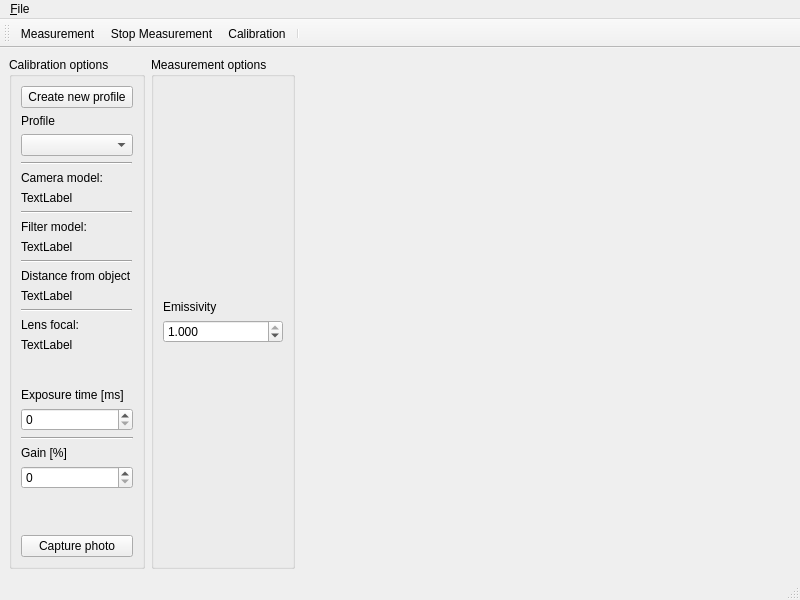
Qt form Thermovision/View/mainwindow.ui (Wolowin/Thermovision) before a commit.
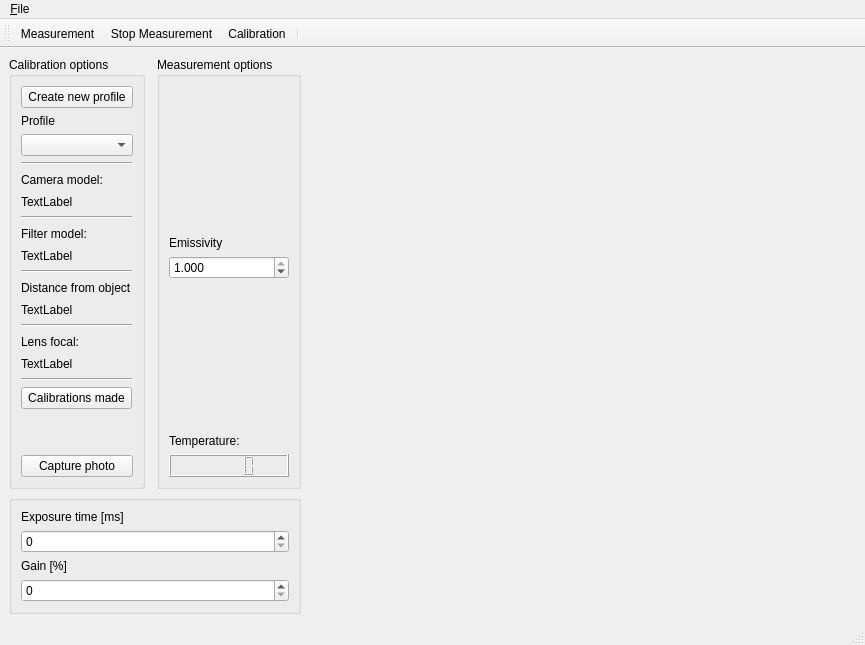
The same form after that commit.

Diff of the .ui file:
```diff
--- a/Thermovision/View/mainwindow.ui
+++ b/Thermovision/View/mainwindow.ui
@@ -6,8 +6,8 @@
    <rect>
     <x>0</x>
     <y>0</y>
-    <width>800</width>
-    <height>600</height>
+    <width>865</width>
+    <height>645</height>
    </rect>
   </property>
   <property name="sizePolicy">
@@ -107,6 +107,49 @@
          </property>
         </spacer>
        </item>
+       <item>
+        <widget class="QLabel" name="label_temperature">
+         <property name="text">
+          <string>Temperature:</string>
+         </property>
+        </widget>
+       </item>
+       <item>
+        <widget class="QLCDNumber" name="lcdNumber_temperature"/>
+       </item>
+      </layout>
+     </widget>
+    </item>
+    <item row="1" column="0" colspan="3">
+     <widget class="QGroupBox" name="groupBox">
+      <property name="title">
+       <string/>
+      </property>
+      <layout class="QVBoxLayout" name="verticalLayout_4">
+       <item>
+        <widget class="QLabel" name="label_exposure_time_title">
+         <property name="text">
+          <string>Exposure time [ms]</string>
+         </property>
+        </widget>
+       </item>
+       <item>
+        <widget class="QSpinBox" name="spinBox_exposureTime">
+         <property name="maximum">
+          <number>1000000</number>
+         </property>
+        </widget>
+       </item>
+       <item>
+        <widget class="QLabel" name="label_gain_title">
+         <property name="text">
+          <string>Gain [%]</string>
+         </property>
+        </widget>
+       </item>
+       <item>
+        <widget class="QSpinBox" name="spinBox_Gain"/>
+       </item>
       </layout>
      </widget>
     </item>
@@ -233,6 +276,20 @@
              </property>
             </widget>
            </item>
+           <item>
+            <widget class="Line" name="line_5">
+             <property name="orientation">
+              <enum>Qt::Horizontal</enum>
+             </property>
+            </widget>
+           </item>
+           <item>
+            <widget class="QPushButton" name="pushButton_showMadeCalibrations">
+             <property name="text">
+              <string>Calibrations made</string>
+             </property>
+            </widget>
+           </item>
           </layout>
          </item>
          <item>
@@ -253,53 +310,6 @@
          </item>
         </layout>
        </item>
-       <item>
-        <spacer name="verticalSpacer_3">
-         <property name="orientation">
-          <enum>Qt::Vertical</enum>
-         </property>
-         <property name="sizeType">
-          <enum>QSizePolicy::Expanding</enum>
-         </property>
-         <property name="sizeHint" stdset="0">
-          <size>
-           <width>20</width>
-           <height>80</height>
-          </size>
-         </property>
-        </spacer>
-       </item>
-       <item>
-        <widget class="QLabel" name="label_exposure_time_title">
-         <property name="text">
-          <string>Exposure time [ms]</string>
-         </property>
-        </widget>
-       </item>
-       <item>
-        <widget class="QSpinBox" name="spinBox_exposureTime">
-         <property name="maximum">
-          <number>1000000</number>
-         </property>
-        </widget>
-       </item>
-       <item>
-        <widget class="Line" name="line">
-         <property name="orientation">
-          <enum>Qt::Horizontal</enum>
-         </property>
-        </widget>
-       </item>
-       <item>
-        <widget class="QLabel" name="label_gain_title">
-         <property name="text">
-          <string>Gain [%]</string>
-         </property>
-        </widget>
-       </item>
-       <item>
-        <widget class="QSpinBox" name="spinBox_Gain"/>
-       </item>
        <item>
         <spacer name="verticalSpacer">
          <property name="orientation">
@@ -326,7 +336,7 @@
       </layout>
      </widget>
     </item>
-    <item row="0" column="3">
+    <item row="0" column="3" rowspan="2">
      <widget class="QLabel" name="imageLabel">
       <property name="sizePolicy">
        <sizepolicy hsizetype="MinimumExpanding" vsizetype="MinimumExpanding">
@@ -355,7 +365,7 @@
     <rect>
      <x>0</x>
      <y>0</y>
-     <width>800</width>
+     <width>865</width>
      <height>21</height>
     </rect>
    </property>
```
